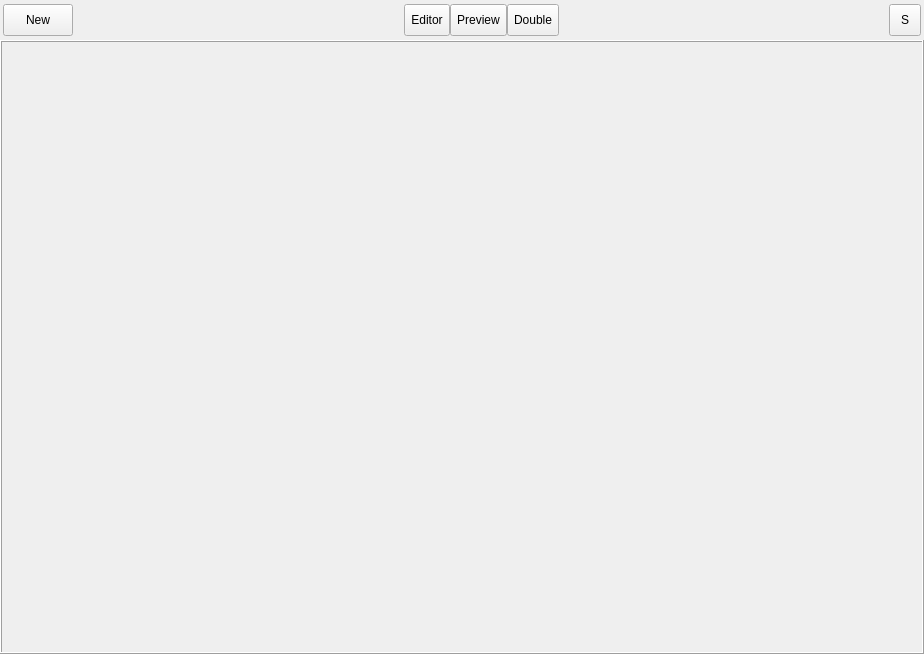
Before: the Qt Designer form mpgui/workwidget.ui in wyrover/markplus_win32, drawn with Qt 5.
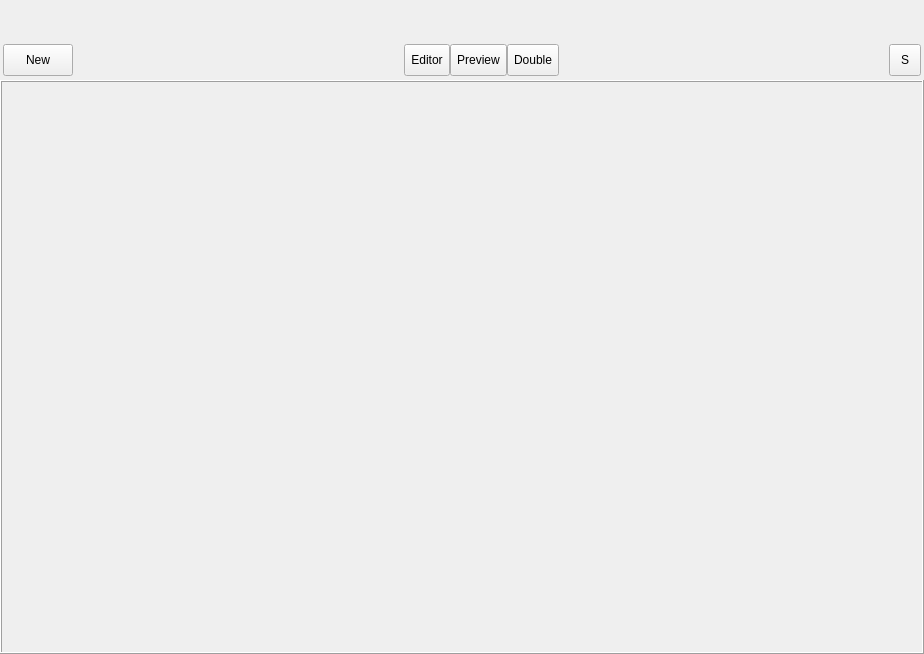
After: the same form once the commit is applied.

```diff
--- a/mpgui/workwidget.ui
+++ b/mpgui/workwidget.ui
@@ -27,6 +27,43 @@
     <number>0</number>
    </property>
    <item>
+    <widget class="QWidget" name="titleWidget" native="true">
+     <property name="minimumSize">
+      <size>
+       <width>0</width>
+       <height>80</height>
+      </size>
+     </property>
+     <property name="maximumSize">
+      <size>
+       <width>16777215</width>
+       <height>80</height>
+      </size>
+     </property>
+     <layout class="QVBoxLayout" name="verticalLayout">
+      <property name="spacing">
+       <number>0</number>
+      </property>
+      <property name="margin">
+       <number>0</number>
+      </property>
+      <item>
+       <widget class="QWidget" name="titleBar" native="true">
+        <property name="minimumSize">
+         <size>
+          <width>0</width>
+          <height>40</height>
+         </size>
+        </property>
+        <property name="maximumSize">
+         <size>
+          <width>16777215</width>
+          <height>40</height>
+         </size>
+        </property>
+       </widget>
+      </item>
+      <item>
     <widget class="QWidget" name="toolBarWidget" native="true">
      <property name="minimumSize">
       <size>
@@ -252,11 +289,23 @@
      </layout>
     </widget>
    </item>
+     </layout>
+    </widget>
+   </item>
    <item>
     <widget class="QStackedWidget" name="stackedWidget">
+     <property name="maximumSize">
+      <size>
+       <width>16777215</width>
+       <height>16777215</height>
+      </size>
+     </property>
      <property name="mouseTracking">
       <bool>true</bool>
      </property>
+     <property name="lineWidth">
+      <number>0</number>
+     </property>
      <widget class="QWidget" name="editorPage">
       <property name="mouseTracking">
        <bool>true</bool>
```
Lines whose indentation alone changed are shown as unchanged.
